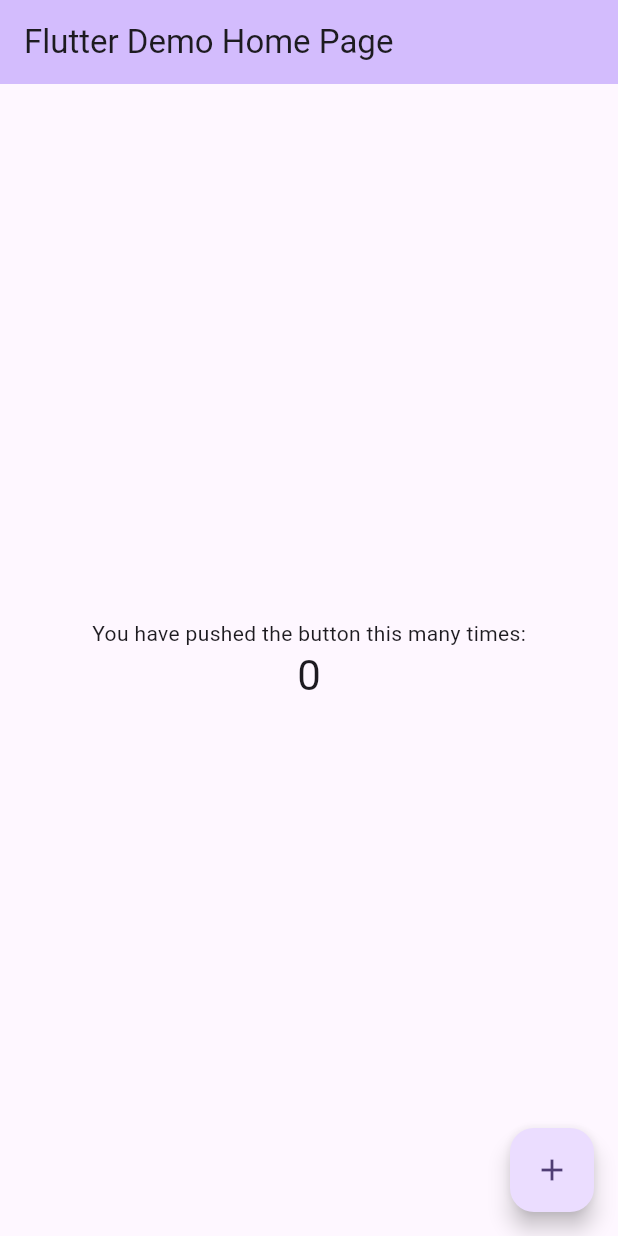
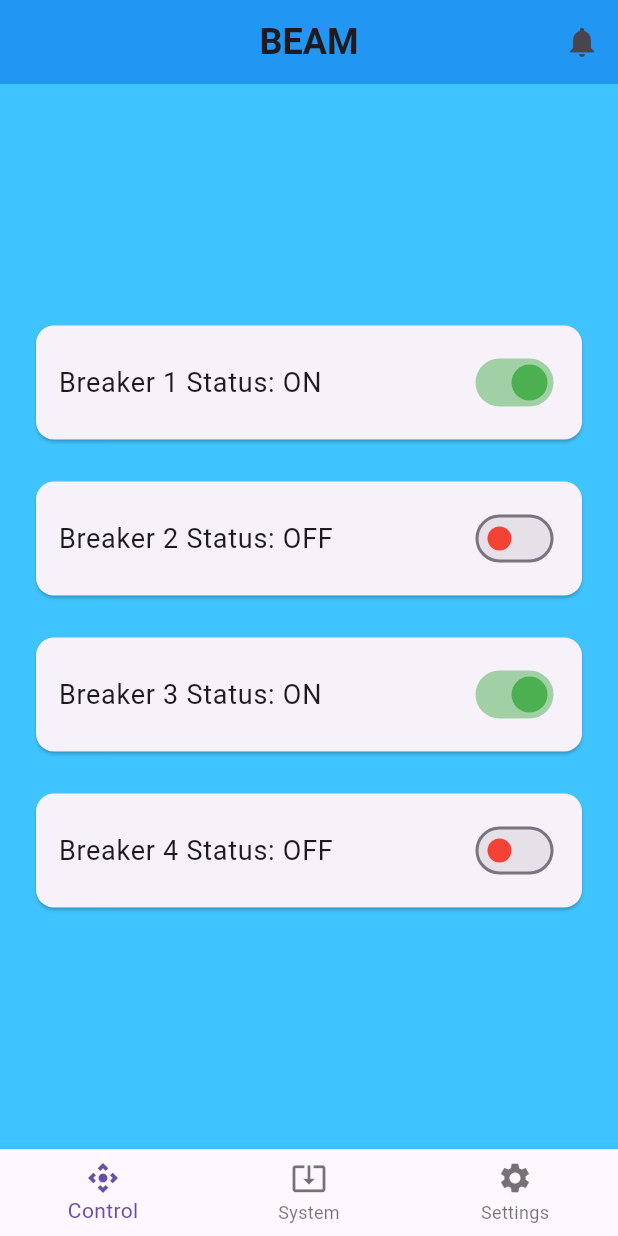
Before and after one commit to saxojeblin/BEAM, a Flutter app: the screen it shows after launch, on a phone screen of 412 x 824 dp. Run offline on Flutter 3.47's test engine with Material 3 defaults, Android fonts, the phone set to English and light mode, and no system bars.

Commit message:
Base page implementation/root widget

```diff
--- a/beam_app/lib/main.dart
+++ b/beam_app/lib/main.dart
@@ -1,125 +1,90 @@
 import 'package:flutter/material.dart';
 
 void main() {
-  runApp(const MyApp());
+  runApp(BeamApp());
 }
 
-class MyApp extends StatelessWidget {
-  const MyApp({super.key});
-
-  // This widget is the root of your application.
+class BeamApp extends StatelessWidget {
   @override
   Widget build(BuildContext context) {
     return MaterialApp(
-      title: 'Flutter Demo',
-      theme: ThemeData(
-        // This is the theme of your application.
-        //
-        // TRY THIS: Try running your application with "flutter run". You'll see
-        // the application has a purple toolbar. Then, without quitting the app,
-        // try changing the seedColor in the colorScheme below to Colors.green
-        // and then invoke "hot reload" (save your changes or press the "hot
-        // reload" button in a Flutter-supported IDE, or press "r" if you used
-        // the command line to start the app).
-        //
-        // Notice that the counter didn't reset back to zero; the application
-        // state is not lost during the reload. To reset the state, use hot
-        // restart instead.
-        //
-        // This works for code too, not just values: Most code changes can be
-        // tested with just a hot reload.
-        colorScheme: ColorScheme.fromSeed(seedColor: Colors.deepPurple),
-        useMaterial3: true,
-      ),
-      home: const MyHomePage(title: 'Flutter Demo Home Page'),
+      debugShowCheckedModeBanner: false,
+      home: ControlPanelPage(),
     );
   }
 }
 
-class MyHomePage extends StatefulWidget {
-  const MyHomePage({super.key, required this.title});
-
-  // This widget is the home page of your application. It is stateful, meaning
-  // that it has a State object (defined below) that contains fields that affect
-  // how it looks.
-
-  // This class is the configuration for the state. It holds the values (in this
-  // case the title) provided by the parent (in this case the App widget) and
-  // used by the build method of the State. Fields in a Widget subclass are
-  // always marked "final".
-
-  final String title;
-
+class ControlPanelPage extends StatefulWidget {
   @override
-  State<MyHomePage> createState() => _MyHomePageState();
+  _ControlPanelPageState createState() => _ControlPanelPageState();
 }
 
-class _MyHomePageState extends State<MyHomePage> {
-  int _counter = 0;
-
-  void _incrementCounter() {
-    setState(() {
-      // This call to setState tells the Flutter framework that something has
-      // changed in this State, which causes it to rerun the build method below
-      // so that the display can reflect the updated values. If we changed
-      // _counter without calling setState(), then the build method would not be
-      // called again, and so nothing would appear to happen.
-      _counter++;
-    });
-  }
+class _ControlPanelPageState extends State<ControlPanelPage> {
+  // Breaker statuses
+  List<bool> breakerStatus = [true, false, true, false];
 
   @override
   Widget build(BuildContext context) {
-    // This method is rerun every time setState is called, for instance as done
-    // by the _incrementCounter method above.
-    //
-    // The Flutter framework has been optimized to make rerunning build methods
-    // fast, so that you can just rebuild anything that needs updating rather
-    // than having to individually change instances of widgets.
     return Scaffold(
       appBar: AppBar(
-        // TRY THIS: Try changing the color here to a specific color (to
-        // Colors.amber, perhaps?) and trigger a hot reload to see the AppBar
-        // change color while the other colors stay the same.
-        backgroundColor: Theme.of(context).colorScheme.inversePrimary,
-        // Here we take the value from the MyHomePage object that was created by
-        // the App.build method, and use it to set our appbar title.
-        title: Text(widget.title),
+        title: const Text('BEAM', style: TextStyle(fontSize: 24, fontWeight: FontWeight.bold)),
+        centerTitle: true,
+        backgroundColor: Colors.blue,
+        actions: [
+          IconButton(
+            icon: const Icon(Icons.notifications),
+            onPressed: () {
+              ScaffoldMessenger.of(context).showSnackBar(
+                SnackBar(content: Text('Notification Clicked')),
+              );
+            },
+          ),
+        ],
       ),
-      body: Center(
-        // Center is a layout widget. It takes a single child and positions it
-        // in the middle of the parent.
+      body: Container(
+        color: Colors.lightBlueAccent,
         child: Column(
-          // Column is also a layout widget. It takes a list of children and
-          // arranges them vertically. By default, it sizes itself to fit its
-          // children horizontally, and tries to be as tall as its parent.
-          //
-          // Column has various properties to control how it sizes itself and
-          // how it positions its children. Here we use mainAxisAlignment to
-          // center the children vertically; the main axis here is the vertical
-          // axis because Columns are vertical (the cross axis would be
-          // horizontal).
-          //
-          // TRY THIS: Invoke "debug painting" (choose the "Toggle Debug Paint"
-          // action in the IDE, or press "p" in the console), to see the
-          // wireframe for each widget.
           mainAxisAlignment: MainAxisAlignment.center,
-          children: <Widget>[
-            const Text(
-              'You have pushed the button this many times:',
-            ),
-            Text(
-              '$_counter',
-              style: Theme.of(context).textTheme.headlineMedium,
-            ),
-          ],
+          children: List.generate(4, (index) => _buildBreakerTile(index)),
         ),
       ),
-      floatingActionButton: FloatingActionButton(
-        onPressed: _incrementCounter,
-        tooltip: 'Increment',
-        child: const Icon(Icons.add),
-      ), // This trailing comma makes auto-formatting nicer for build methods.
+      bottomNavigationBar: BottomNavigationBar(
+        items: const [
+          BottomNavigationBarItem(icon: Icon(Icons.control_camera), label: 'Control'),
+          BottomNavigationBarItem(icon: Icon(Icons.system_update_alt), label: 'System'),
+          BottomNavigationBarItem(icon: Icon(Icons.settings), label: 'Settings'),
+        ],
+        currentIndex: 0,
+        onTap: (index) {
+          // Handle navigation tap
+        },
+      ),
+    );
+  }
+
+  Widget _buildBreakerTile(int index) {
+    return Padding(
+      padding: const EdgeInsets.symmetric(vertical: 10.0, horizontal: 20.0),
+      child: Card(
+        child: ListTile(
+          contentPadding: const EdgeInsets.symmetric(vertical: 10, horizontal: 15),
+          title: Text(
+            'Breaker ${index + 1} Status: ${breakerStatus[index] ? 'ON' : 'OFF'}',
+            style: const TextStyle(fontSize: 18),
+          ),
+          trailing: Switch(
+            value: breakerStatus[index],
+            onChanged: (value) {
+              setState(() {
+                breakerStatus[index] = value;
+                // Add code here to send the signal to ESP32 over Wi-Fi
+              });
+            },
+            activeColor: Colors.green,
+            inactiveThumbColor: Colors.red,
+          ),
+        ),
+      ),
     );
   }
 }
```
